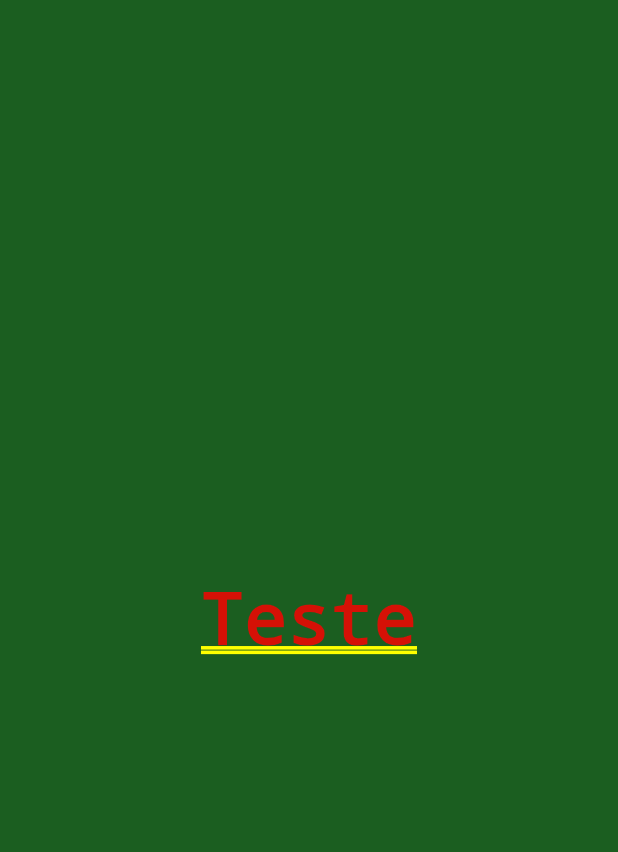
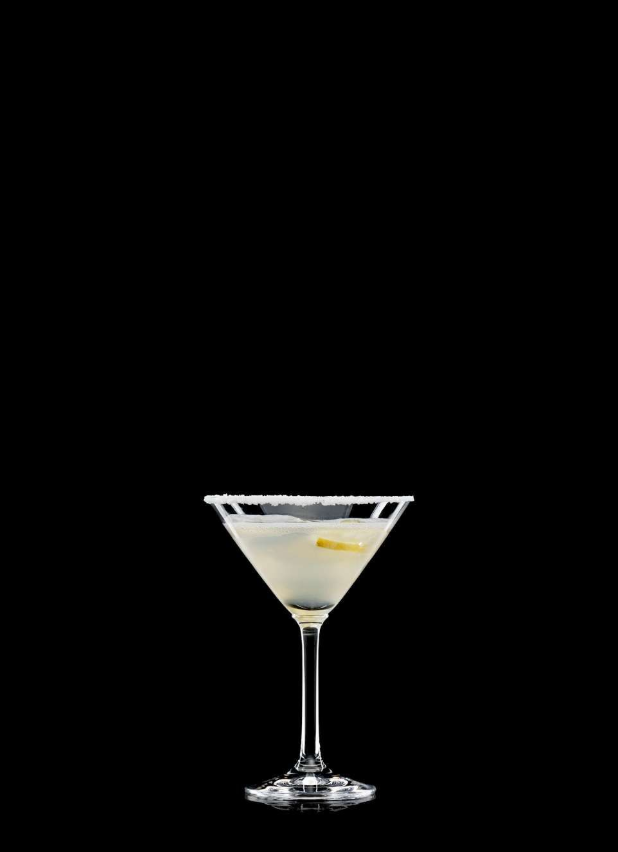
Before and after one commit to paulinhovs/YourDrink, a Flutter app: the SplashPage screen opened by its route, on a phone screen of 412 x 824 dp. Shown: the top 852 px of the screen. Run offline on Flutter 3.47's test engine with Material 2 defaults, Android fonts, the phone set to English and light mode, and no system bars.

Commit message:
Splash page

```diff
--- a/lib/src/splashpage.dart
+++ b/lib/src/splashpage.dart
@@ -11,16 +11,20 @@ class _SplashPageState extends State<SplashPage> {
   @override
   void initState() {
     super.initState();
-    Future.delayed(const Duration(seconds: 2))
+    Future.delayed(const Duration(seconds: 3))
         .then((_) => Navigator.of(context).pushReplacementNamed('/home'));
   }
 
   @override
   Widget build(BuildContext context) {
     return Container(
-      color: Colors.green.shade900,
-      child: Center(
-        child: Text('Teste'),
+      color: Color.fromARGB(255, 0, 0, 0),
+      child: const Center(
+        child: Image(
+          width: double.infinity,
+          height: 300,
+          image: AssetImage('assets/splash_img.jpg'),
+        ),
       ),
     );
   }
--- a/pubspec.yaml
+++ b/pubspec.yaml
@@ -62,6 +62,9 @@ flutter:
   #   - images/a_dot_burr.jpeg
   #   - images/a_dot_ham.jpeg
 
+  assets:
+    - assets/
+
   # An image asset can refer to one or more resolution-specific "variants", see
   # https://flutter.dev/assets-and-images/#resolution-aware.
 
```
Also changed, not shown: lib/src/home.dart (+11 -4 lines), assets/splash_img.jpg (added).
